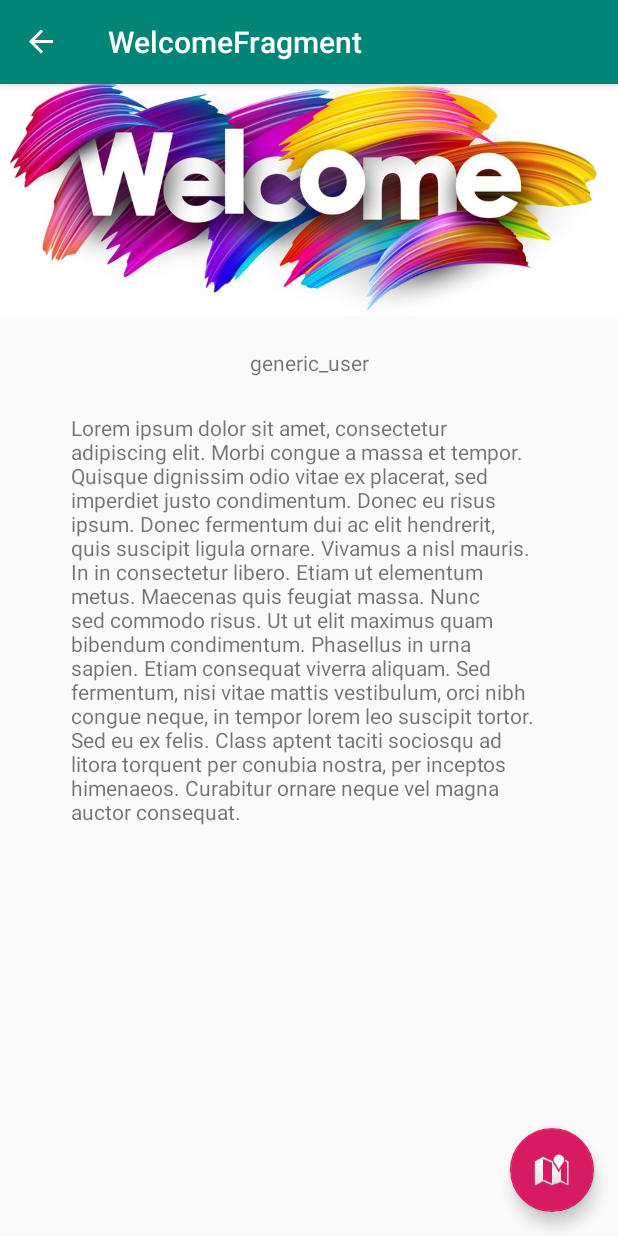
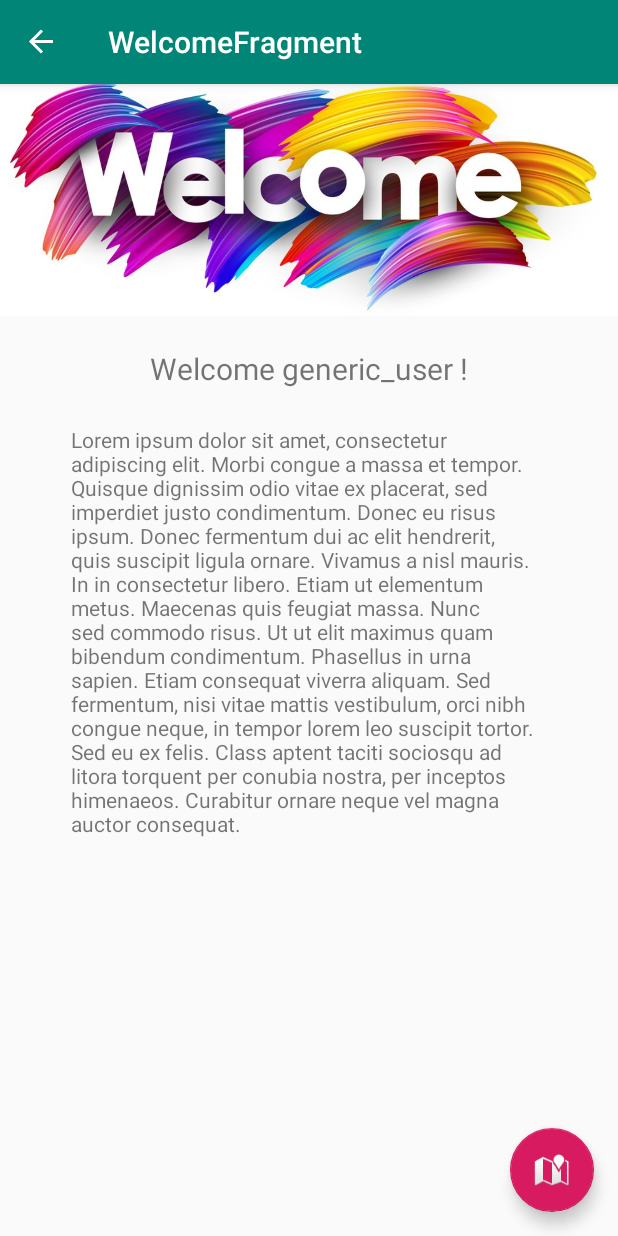
Before and after one commit to mvclopes/Shoe-Store, an Android app: the screen it shows after launch (MainActivity), after a tap on "CONFIRM", on a phone screen of 412 x 824 dp. Run offline under Robolectric (Android 15) with nearby library versions, the phone set to English and light mode, and no system bars; our stand-ins replace Timber, data binding, navigation-ui; 1 statement that could not run was skipped.

Commit message:
Screen Instructions

```diff
--- a/app/src/main/java/com/udacity/shoestore/view/welcome/WelcomeFragment.kt
+++ b/app/src/main/java/com/udacity/shoestore/view/welcome/WelcomeFragment.kt
@@ -37,8 +37,7 @@ class WelcomeFragment : Fragment() {
         binding.lifecycleOwner = this
 
         binding.fabInstructions.setOnClickListener{
-            //TODO: Fazer navegação para tela de instruções
-            Toast.makeText(context, "We're going to instruction screen! Are you ready?!", Toast.LENGTH_SHORT).show()
+            findNavController().navigate(WelcomeFragmentDirections.actionWelcomeFragmentToInstructionsFragment())
         }
 
         return binding.root
--- a/app/src/main/res/layout/fragment_welcome.xml
+++ b/app/src/main/res/layout/fragment_welcome.xml
@@ -27,10 +27,11 @@
 
                 <TextView
                     android:id="@+id/txtUserWelcome"
-                    android:text="@{viewModel.user}"
                     android:layout_width="wrap_content"
                     android:layout_height="wrap_content"
                     android:layout_marginTop="16dp"
+                    android:text="@{@string/format_welcome_message(viewModel.user)}"
+                    android:textSize="20sp"
                     app:layout_constraintEnd_toEndOf="parent"
                     app:layout_constraintHorizontal_bias="0.5"
                     app:layout_constraintStart_toStartOf="parent"
@@ -45,7 +46,7 @@
                     android:layout_marginTop="16dp"
                     android:layout_marginEnd="16dp"
                     android:padding="8dp"
-                    android:text="@string/description_welcome"
+                    android:text="@string/description_example"
                     app:layout_constraintEnd_toEndOf="parent"
                     app:layout_constraintStart_toStartOf="parent"
                     app:layout_constraintTop_toBottomOf="@+id/txtUserWelcome" />
--- a/app/src/main/res/navigation/my_navigation.xml
+++ b/app/src/main/res/navigation/my_navigation.xml
@@ -12,7 +12,9 @@
         tools:layout="@layout/fragment_login" >
         <action
             android:id="@+id/action_loginFragment_to_welcomeFragment"
-            app:destination="@id/welcomeFragment" />
+            app:destination="@id/welcomeFragment"
+            app:popUpTo="@id/my_navigation"
+            app:popUpToInclusive="true" />
     </fragment>
     <fragment
         android:id="@+id/welcomeFragment"
@@ -21,5 +23,12 @@
         <argument
             android:name="userName"
             app:argType="string" />
+        <action
+            android:id="@+id/action_welcomeFragment_to_instructionsFragment"
+            app:destination="@id/instructionsFragment" />
     </fragment>
+    <fragment
+        android:id="@+id/instructionsFragment"
+        android:name="com.udacity.shoestore.view.instruction.InstructionsFragment"
+        android:label="InstructionsFragment" />
 </navigation>
--- a/app/src/main/res/values/strings.xml
+++ b/app/src/main/res/values/strings.xml
@@ -1,13 +1,17 @@
 <resources>
     <string name="app_name">ShoeStore</string>
     <!-- TODO: Remove or change this placeholder text -->
+    <string name="format_welcome_message">Welcome %s !</string>
     <string name="hello_blank_fragment">Hello blank fragment</string>
     <string name="hint_user_login">Enter your user name</string>
     <string name="hint_password_login">Enter your password</string>
     <string name="btn_confirm">Confirm</string>
     <string name="btn_create_new_user">Create new user</string>
     <string name="image_shoe_store">Logo\'s shoe store app</string>
-    <string name="description_welcome">Lorem ipsum dolor sit amet, consectetur adipiscing elit. Morbi congue a massa et tempor. Quisque dignissim odio vitae ex placerat, sed imperdiet justo condimentum. Donec eu risus ipsum. Donec fermentum dui ac elit hendrerit, quis suscipit ligula ornare. Vivamus a nisl mauris. In in consectetur libero. Etiam ut elementum metus. Maecenas quis feugiat massa. Nunc sed commodo risus. Ut ut elit maximus quam bibendum condimentum. Phasellus in urna sapien. Etiam consequat viverra aliquam. Sed fermentum, nisi vitae mattis vestibulum, orci nibh congue neque, in tempor lorem leo suscipit tortor. Sed eu ex felis. Class aptent taciti sociosqu ad litora torquent per conubia nostra, per inceptos himenaeos. Curabitur ornare neque vel magna auctor consequat.</string>
+    <string name="description_example">Lorem ipsum dolor sit amet, consectetur adipiscing elit. Morbi congue a massa et tempor. Quisque dignissim odio vitae ex placerat, sed imperdiet justo condimentum. Donec eu risus ipsum. Donec fermentum dui ac elit hendrerit, quis suscipit ligula ornare. Vivamus a nisl mauris. In in consectetur libero. Etiam ut elementum metus. Maecenas quis feugiat massa. Nunc sed commodo risus. Ut ut elit maximus quam bibendum condimentum. Phasellus in urna sapien. Etiam consequat viverra aliquam. Sed fermentum, nisi vitae mattis vestibulum, orci nibh congue neque, in tempor lorem leo suscipit tortor. Sed eu ex felis. Class aptent taciti sociosqu ad litora torquent per conubia nostra, per inceptos himenaeos. Curabitur ornare neque vel magna auctor consequat.</string>
     <string name="logo_welcome">Logo\'s welcome</string>
     <string name="fab_go_instructions">Floating Button to go the screen Instructions</string>
+    <string name="title_instruction">Instructions</string>
+    <string name="instructions_logo">Instructions logo</string>
+    <string name="fab_go_shoe_list">FAB to go the shoes list</string>
 </resources>
```
Also changed, not shown: app/src/main/java/com/udacity/shoestore/view/instruction/InstructionsFragment.kt (added, +29 -0 lines), app/src/main/res/layout/fragment_instructions.xml (added, +79 -0 lines), app/src/main/res/drawable/instruction_logo.jpg (added).
